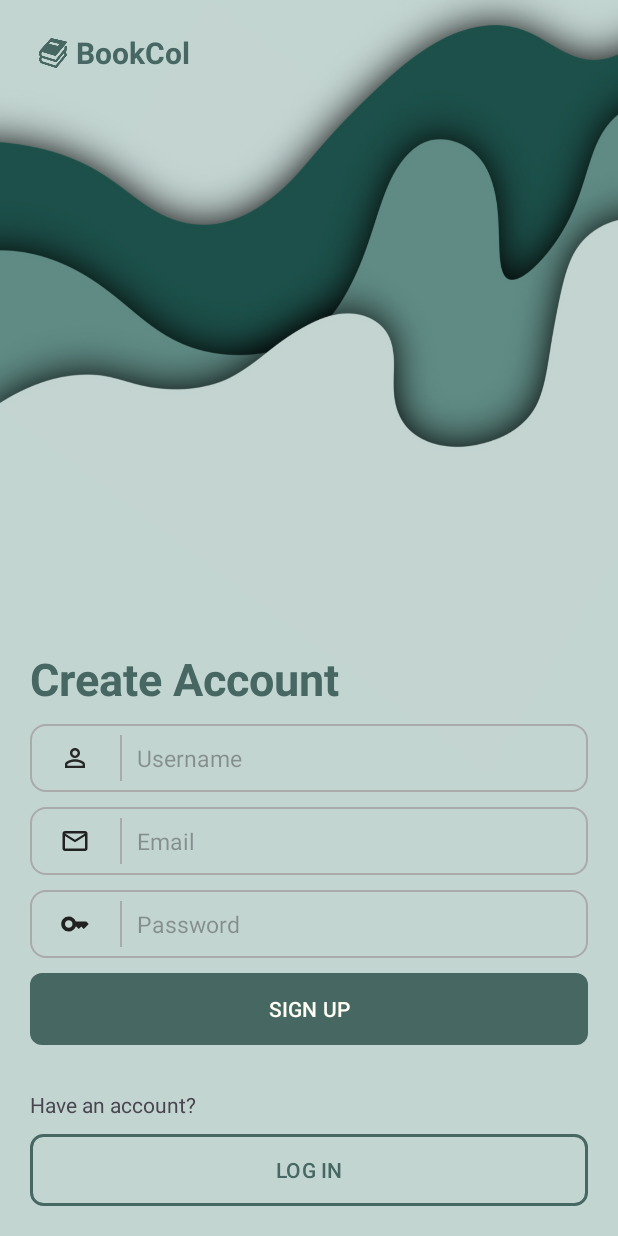
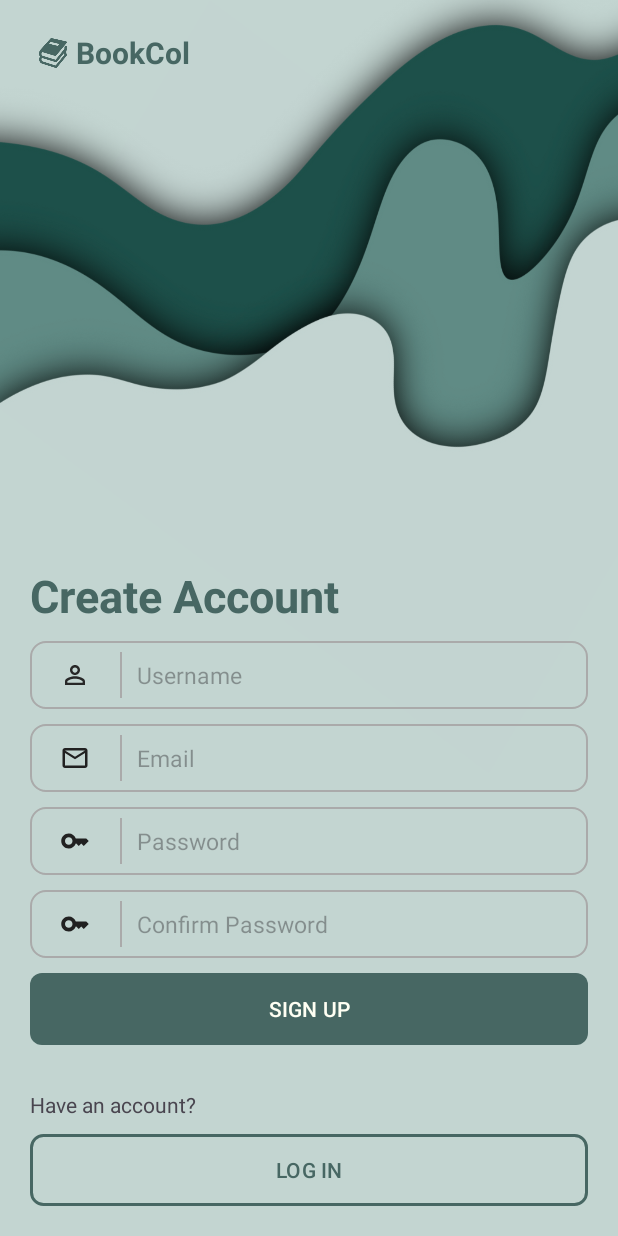
Before and after one commit to axvolkzki/MOBDEVE-MCO, an Android app: the fragment SignupFragment placed in its activity, after a tap on "LOG IN", on a phone screen of 412 x 824 dp. Run offline under Robolectric (Android 15) with nearby library versions, the phone set to English and light mode, and no system bars.

Commit message:
Modified: Navigation between login and signup pages

```diff
--- a/app/src/main/java/com/mobdeve/s14/abenoja_delacruz/bookcol/fragments/SignupFragment.kt
+++ b/app/src/main/java/com/mobdeve/s14/abenoja_delacruz/bookcol/fragments/SignupFragment.kt
@@ -5,7 +5,9 @@ import androidx.fragment.app.Fragment
 import android.view.LayoutInflater
 import android.view.View
 import android.view.ViewGroup
+import android.widget.Toast
 import com.mobdeve.s14.abenoja_delacruz.bookcol.R
+import com.mobdeve.s14.abenoja_delacruz.bookcol.databinding.FragmentSignupBinding
 
 // TODO: Rename parameter arguments, choose names that match
 // the fragment initialization parameters, e.g. ARG_ITEM_NUMBER
@@ -22,6 +24,8 @@ class SignupFragment : Fragment() {
     private var param1: String? = null
     private var param2: String? = null
 
+    private lateinit var viewBinding : FragmentSignupBinding
+
     override fun onCreate(savedInstanceState: Bundle?) {
         super.onCreate(savedInstanceState)
         arguments?.let {
@@ -35,7 +39,43 @@ class SignupFragment : Fragment() {
         savedInstanceState: Bundle?
     ): View? {
         // Inflate the layout for this fragment
-        return inflater.inflate(R.layout.fragment_signup, container, false)
+        viewBinding = FragmentSignupBinding.inflate(layoutInflater)
+        return viewBinding.root
+    }
+
+    override fun onViewCreated(view: View, savedInstanceState: Bundle?) {
+        super.onViewCreated(view, savedInstanceState)
+
+        this.viewBinding = FragmentSignupBinding.bind(view)
+
+        this.viewBinding.btnSignUpSubmit.setOnClickListener {
+            handleSignUp()
+        }
+
+        // Navigate back to the LoginFragment
+        this.viewBinding.btnSignUpToLogin.setOnClickListener {
+            parentFragmentManager.beginTransaction()
+                // slide in from the bottom
+                .setCustomAnimations(R.anim.slide_in, R.anim.slide_out, R.anim.slide_in, R.anim.slide_out)
+                .replace(R.id.flWrapper, LoginFragment())
+                .addToBackStack(null)
+                .commit()
+        }
+    }
+
+    private fun handleSignUp() {
+        val username = viewBinding.etSignupInputUsername.text.toString()
+        val email = viewBinding.etSignupInputEmail.text.toString()
+        val password = viewBinding.etSignupInputPassword.text.toString()
+        val confirmPassword = viewBinding.etSignupInputConfirmPassword.text.toString()
+
+        if (username.isBlank() || email.isBlank() || password.isBlank()) {
+            Toast.makeText(requireContext(), "All fields are required", Toast.LENGTH_SHORT).show()
+            return
+        }
+
+        // Add your Firebase Authentication code here
+        Toast.makeText(requireContext(), "Sign up successful!", Toast.LENGTH_SHORT).show()
     }
 
     companion object {
--- a/app/src/main/res/layout/activity_main.xml
+++ b/app/src/main/res/layout/activity_main.xml
@@ -6,7 +6,7 @@
     android:layout_width="match_parent"
     android:layout_height="match_parent"
     android:background="@drawable/bg_login_background"
-    tools:context="com.mobdeve.s14.abenoja_delacruz.bookcol.MainActivity">
+    tools:context=".MainActivity">
 
     <LinearLayout
         android:id="@+id/linearLayout"
--- a/app/src/main/res/layout/fragment_signup.xml
+++ b/app/src/main/res/layout/fragment_signup.xml
@@ -48,7 +48,7 @@
 
 
             <EditText
-                android:id="@+id/txvSignupInputUsername"
+                android:id="@+id/etSignupInputUsername"
                 android:layout_width="match_parent"
                 android:layout_height="wrap_content"
                 android:layout_margin="10dp"
@@ -83,7 +83,7 @@
 
 
             <EditText
-                android:id="@+id/txvSignupInputEmaile"
+                android:id="@+id/etSignupInputEmail"
                 android:layout_width="match_parent"
                 android:layout_height="wrap_content"
                 android:layout_margin="10dp"
@@ -97,6 +97,41 @@
 
         <LinearLayout
             android:id="@+id/editTextPasswordLayout"
+            android:layout_width="match_parent"
+            android:layout_height="45dp"
+            android:layout_marginTop="10dp"
+            android:background="@drawable/rounded_border"
+            android:gravity="center">
+
+            <ImageView
+                android:layout_width="20sp"
+                android:layout_height="20sp"
+                android:layout_margin="20dp"
+                android:background="@drawable/ic_baseline_key_24" />
+
+            <View
+                android:layout_width="1dp"
+                android:layout_height="match_parent"
+                android:layout_marginTop="7dp"
+                android:layout_marginBottom="7dp"
+                android:background="@android:color/darker_gray" />
+
+
+            <EditText
+                android:id="@+id/etSignupInputPassword"
+                android:layout_width="match_parent"
+                android:layout_height="wrap_content"
+                android:layout_margin="10dp"
+                android:layout_marginBottom="16dp"
+                android:background="@null"
+                android:gravity="center_vertical"
+                android:hint="Password"
+                android:inputType="textPassword"
+                android:textSize="15sp" />
+        </LinearLayout>
+
+        <LinearLayout
+            android:id="@+id/editTextConfirmPasswordLayout"
             android:layout_width="match_parent"
             android:layout_height="45dp"
             android:background="@drawable/rounded_border"
@@ -119,14 +154,14 @@
 
 
             <EditText
-                android:id="@+id/txvSignupInputPassword"
+                android:id="@+id/etSignupInputConfirmPassword"
                 android:layout_width="match_parent"
                 android:layout_height="wrap_content"
                 android:layout_margin="10dp"
                 android:gravity="center_vertical"
                 android:layout_marginBottom="16dp"
                 android:textSize="15sp"
-                android:hint="Password"
+                android:hint="Confirm Password"
                 android:inputType="textPassword"
                 android:background="@null"/>
         </LinearLayout>
```
Also changed, not shown: app/src/main/java/com/mobdeve/s14/abenoja_delacruz/bookcol/MainActivity.kt (+26 -26 lines), app/src/main/java/com/mobdeve/s14/abenoja_delacruz/bookcol/fragments/LoginFragment.kt (+26 -10 lines), app/src/main/java/com/mobdeve/s14/abenoja_delacruz/bookcol/models/UserModel.kt (added, +21 -0 lines).
